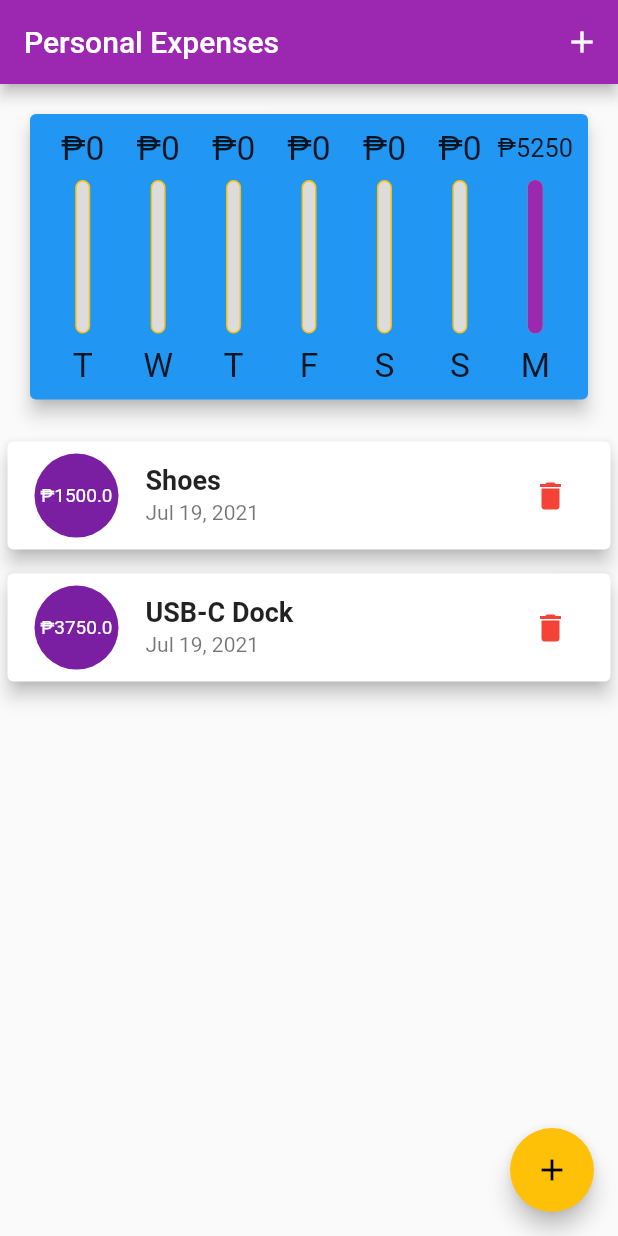
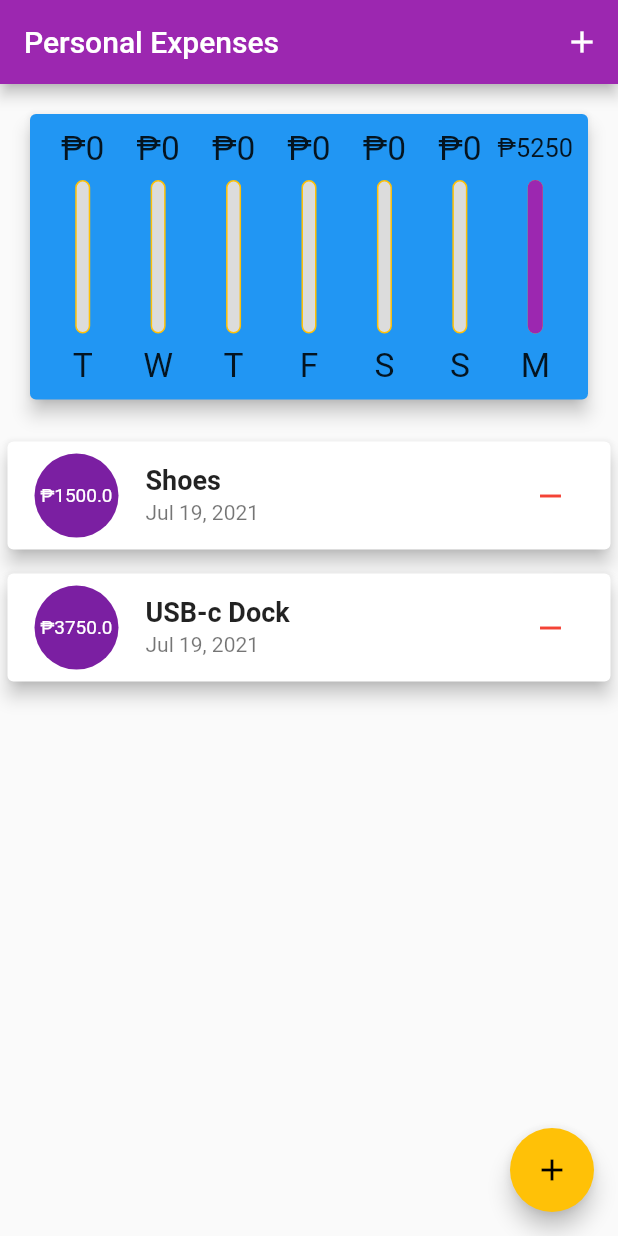
Before and after one commit to jesther-ai/Budget-Tracker, a Flutter app: the screen it shows after launch, on a phone screen of 412 x 824 dp. Run offline on Flutter 3.47's test engine with Material 2 defaults, Android fonts, the phone set to English and light mode, and no system bars; Roboto replaces fonts that are missing (OpenSans).

Commit message:
Refactoring code

```diff
--- a/lib/widgets/adaptive_button.dart
+++ b/lib/widgets/adaptive_button.dart
@@ -12,8 +12,9 @@ class AdaptiveCustomButton extends StatelessWidget {
   Widget build(BuildContext context) {
     return Platform.isIOS
         ? CupertinoButton(
-            color: Colors.blue,
-            borderRadius: BorderRadius.circular(10),
+            alignment: Alignment.bottomRight,
+            color: Colors.purple,
+            borderRadius: BorderRadius.circular(8),
             onPressed: () {
               handler();
             },
--- a/lib/widgets/chart_bar.dart
+++ b/lib/widgets/chart_bar.dart
@@ -4,7 +4,7 @@ class ChartBar extends StatelessWidget {
   final String label;
   final double spendingAmount;
   final double spendingPercantageTotal;
-  ChartBar({
+  const ChartBar({
     required this.label,
     required this.spendingAmount,
     required this.spendingPercantageTotal,
--- a/lib/widgets/myHomePage.dart
+++ b/lib/widgets/myHomePage.dart
@@ -20,7 +20,7 @@ class _MyHomePageState extends State<MyHomePage> {
         date: DateTime.now()),
     Transaction(
         id: DateTime.now().toString(),
-        title: 'USB-C Dock',
+        title: 'USB-c Dock',
         amount: 3750,
         date: DateTime.now()),
   ];
@@ -69,11 +69,61 @@ class _MyHomePageState extends State<MyHomePage> {
     );
   }
 
-  @override
-  Widget build(BuildContext context) {
-    final mediaQuery = MediaQuery.of(context);
-    final bool isLandscape = mediaQuery.orientation == Orientation.landscape;
-    final PreferredSizeWidget appBarPersonal = Platform.isIOS
+  List<Widget> _buildLandscapeContent(
+    MediaQueryData mediaQuery,
+    PreferredSizeWidget appBarPersonal,
+    Widget txListWidget,
+  ) {
+    return [
+      Row(
+        mainAxisAlignment: MainAxisAlignment.center,
+        children: <Widget>[
+          Text(
+            'Show Chart',
+            style: Theme.of(context).textTheme.headline6,
+          ),
+          Switch.adaptive(
+            activeColor: Theme.of(context).accentColor,
+            value: _showChart,
+            onChanged: (value) {
+              setState(() {
+                _showChart = value;
+              });
+            },
+          ),
+        ],
+      ),
+      _showChart
+          ? Container(
+              height: (mediaQuery.size.height -
+                      appBarPersonal.preferredSize.height -
+                      mediaQuery.padding.top) *
+                  0.7,
+              child: Chart(_recentTransactions),
+            )
+          : txListWidget,
+    ];
+  }
+
+  List<Widget> _buildPortraitContent(
+    MediaQueryData mediaQuery,
+    PreferredSizeWidget appBarPersonal,
+    Widget txListWidget,
+  ) {
+    return [
+      Container(
+        height: (mediaQuery.size.height -
+                appBarPersonal.preferredSize.height -
+                mediaQuery.padding.top) *
+            0.3,
+        child: Chart(_recentTransactions),
+      ),
+      txListWidget
+    ];
+  }
+
+  PreferredSizeWidget _buildAppBar() {
+    return Platform.isIOS
         ? CupertinoNavigationBar(
             middle: Text('Personal Expenses'),
             trailing: Row(
@@ -97,9 +147,16 @@ class _MyHomePageState extends State<MyHomePage> {
               ),
             ],
           );
+  }
+
+  @override
+  Widget build(BuildContext context) {
+    final mediaQuery = MediaQuery.of(context);
+    final bool isLandscape = mediaQuery.orientation == Orientation.landscape;
+
     final txListWidget = Container(
       height: (mediaQuery.size.height -
-              appBarPersonal.preferredSize.height -
+              _buildAppBar().preferredSize.height -
               mediaQuery.padding.top) *
           0.7,
       child: TransactionList(_userTransactions, _deleteTrasnsaction),
@@ -110,43 +167,14 @@ class _MyHomePageState extends State<MyHomePage> {
           crossAxisAlignment: CrossAxisAlignment.stretch,
           children: <Widget>[
             if (isLandscape)
-              Row(
-                mainAxisAlignment: MainAxisAlignment.center,
-                children: <Widget>[
-                  Text(
-                    'Show Chart',
-                    style: Theme.of(context).textTheme.headline6,
-                  ),
-                  Switch.adaptive(
-                    activeColor: Theme.of(context).accentColor,
-                    value: _showChart,
-                    onChanged: (value) {
-                      setState(() {
-                        _showChart = value;
-                      });
-                    },
-                  ),
-                ],
+              ..._buildLandscapeContent(
+                  mediaQuery, _buildAppBar(), txListWidget),
+            if (!isLandscape)
+              ..._buildPortraitContent(
+                mediaQuery,
+                _buildAppBar(),
+                txListWidget,
               ),
-            if (!isLandscape)
-              Container(
-                height: (mediaQuery.size.height -
-                        appBarPersonal.preferredSize.height -
-                        mediaQuery.padding.top) *
-                    0.3,
-                child: Chart(_recentTransactions),
-              ),
-            if (!isLandscape) txListWidget,
-            if (isLandscape)
-              _showChart
-                  ? Container(
-                      height: (mediaQuery.size.height -
-                              appBarPersonal.preferredSize.height -
-                              mediaQuery.padding.top) *
-                          0.7,
-                      child: Chart(_recentTransactions),
-                    )
-                  : txListWidget,
           ],
         ),
       ),
@@ -154,10 +182,10 @@ class _MyHomePageState extends State<MyHomePage> {
     return Platform.isIOS
         ? CupertinoPageScaffold(
             child: pageBody,
-            navigationBar: appBarPersonal as ObstructingPreferredSizeWidget,
+            navigationBar: _buildAppBar() as ObstructingPreferredSizeWidget,
           )
         : Scaffold(
-            appBar: appBarPersonal,
+            appBar: _buildAppBar(),
             body: pageBody,
             floatingActionButtonLocation: FloatingActionButtonLocation.endFloat,
             floatingActionButton: Platform.isIOS
--- a/lib/widgets/new_transaction.dart
+++ b/lib/widgets/new_transaction.dart
@@ -1,4 +1,3 @@
-import 'dart:io';
 import 'package:flutter/cupertino.dart';
 import 'package:flutter/material.dart';
 import 'package:intl/intl.dart';
@@ -51,19 +50,9 @@ class _NewTransactionState extends State<NewTransaction> {
                     Text(_selectedDate == null
                         ? 'No Date Chosen!'
                         : 'Picked Date: ${DateFormat.yMMMEd().format(_selectedDate!)}'),
-                    TextButton(
-                      style: ButtonStyle(
-                        foregroundColor: MaterialStateProperty.all(
-                            Theme.of(context).primaryColor),
-                      ),
-                      child: Text(
-                        'Choose Date',
-                        style: TextStyle(
-                          fontWeight: FontWeight.bold,
-                        ),
-                      ),
-                      onPressed: _presentDatePicker,
-                    )
+                    AdaptiveCustomButton('Choose Date', () {
+                      _presentDatePicker();
+                    })
                   ],
                 ),
               ),
--- /dev/null
+++ b/lib/widgets/transaction_item.dart
@@ -0,0 +1,57 @@
+import 'package:intl/intl.dart';
+import 'package:flutter/material.dart';
+import '../models/transaction.dart';
+
+class TransactionItem extends StatelessWidget {
+  TransactionItem(
+    this._userTransactions,
+    this.removeTransaction,
+  );
+
+  final Transaction _userTransactions;
+  final Function removeTransaction;
+
+  @override
+  Widget build(BuildContext context) {
+    return Card(
+      elevation: 5,
+      margin: EdgeInsets.symmetric(
+        vertical: 8,
+        horizontal: 5,
+      ),
+      child: ListTile(
+        leading: CircleAvatar(
+          radius: 30,
+          child: Padding(
+            padding: const EdgeInsets.all(6),
+            child: FittedBox(child: Text('\₱${_userTransactions.amount}')),
+          ),
+        ),
+        title: Text(
+          _userTransactions.title,
+          style: Theme.of(context).textTheme.headline6,
+        ),
+        subtitle: Text(DateFormat.yMMMd().format(_userTransactions.date)),
+        trailing: MediaQuery.of(context).size.width >= 460
+            ? ElevatedButton.icon(
+                onPressed: () {
+                  removeTransaction(_userTransactions.id);
+                },
+                icon: Icon(Icons.remove),
+                label: Text('Delete'),
+                style: ButtonStyle(
+                  foregroundColor:
+                      MaterialStateProperty.all(Theme.of(context).errorColor),
+                ),
+              )
+            : IconButton(
+                icon: Icon(Icons.remove),
+                color: Theme.of(context).errorColor,
+                onPressed: () {
+                  removeTransaction(_userTransactions.id);
+                },
+              ),
+      ),
+    );
+  }
+}
--- a/lib/widgets/transactions.dart
+++ b/lib/widgets/transactions.dart
@@ -1,6 +1,6 @@
 import 'package:flutter/material.dart';
-import 'package:intl/intl.dart';
 
+import '../widgets/transaction_item.dart';
 import '../models/transaction.dart';
 
 class TransactionList extends StatelessWidget {
@@ -34,47 +34,9 @@ class TransactionList extends StatelessWidget {
           )
         : ListView.builder(
             itemBuilder: (ctx, index) {
-              return Card(
-                elevation: 5,
-                margin: EdgeInsets.symmetric(
-                  vertical: 8,
-                  horizontal: 5,
-                ),
-                child: ListTile(
-                  leading: CircleAvatar(
-                    radius: 30,
-                    child: Padding(
-                      padding: const EdgeInsets.all(6),
-                      child: FittedBox(
-                          child: Text('\₱${_userTransactions[index].amount}')),
-                    ),
-                  ),
-                  title: Text(
-                    _userTransactions[index].title,
-                    style: Theme.of(context).textTheme.headline6,
-                  ),
-                  subtitle: Text(
-                      DateFormat.yMMMd().format(_userTransactions[index].date)),
-                  trailing: MediaQuery.of(context).size.width >= 460
-                      ? ElevatedButton.icon(
-                          onPressed: () {
-                            removeTransaction(_userTransactions[index].id);
-                          },
-                          icon: Icon(Icons.delete),
-                          label: Text('Delete'),
-                          style: ButtonStyle(
-                            foregroundColor: MaterialStateProperty.all(
-                                Theme.of(context).errorColor),
-                          ),
-                        )
-                      : IconButton(
-                          icon: Icon(Icons.delete),
-                          color: Theme.of(context).errorColor,
-                          onPressed: () {
-                            removeTransaction(_userTransactions[index].id);
-                          },
-                        ),
-                ),
+              return TransactionItem(
+                _userTransactions[index],
+                removeTransaction,
               );
             },
             itemCount: _userTransactions.length,
```
Also changed, not shown: 20 other files.
